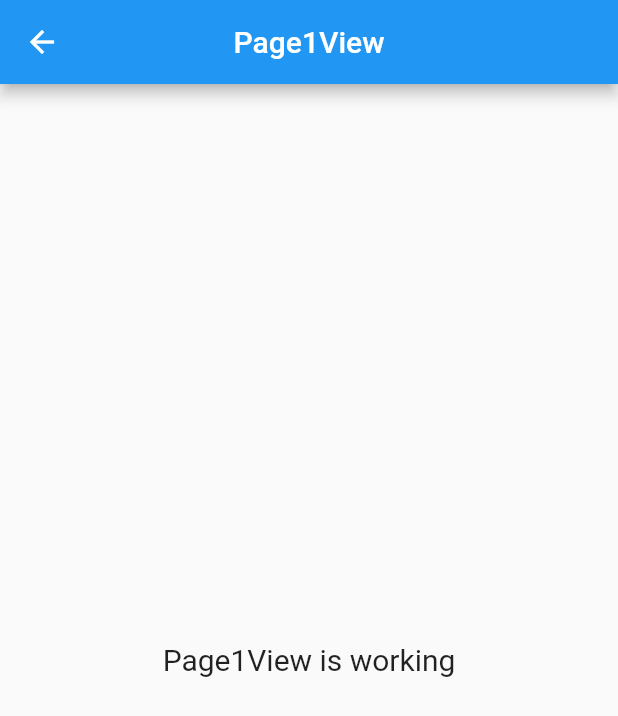
After one commit to tush23/flutter_application, a Flutter app: the Page1View screen opened by its route, on a phone screen of 412 x 824 dp. The commit adds this screen. Shown: the top 716 px of the screen. Run offline on Flutter 3.47's test engine with Material 2 defaults, Android fonts, the phone set to English and light mode, and no system bars; our stand-ins replace get.

Commit message:
ui changes 1.0

```diff
--- /dev/null
+++ b/lib/app/modules/page1/views/page1_view.dart
@@ -0,0 +1,23 @@
+import 'package:flutter/material.dart';
+
+import 'package:get/get.dart';
+
+import 'package:flutter_application_for_git_profile/app/modules/page1/controllers/page1_controller.dart';
+
+class Page1View extends GetView<Page1Controller> {
+  @override
+  Widget build(BuildContext context) {
+    return Scaffold(
+      appBar: AppBar(
+        title: Text('Page1View'),
+        centerTitle: true,
+      ),
+      body: Center(
+        child: Text(
+          'Page1View is working',
+          style: TextStyle(fontSize: 20),
+        ),
+      ),
+    );
+  }
+}
--- a/lib/app/routes/app_routes.dart
+++ b/lib/app/routes/app_routes.dart
@@ -3,8 +3,10 @@ part of 'app_pages.dart';
 
 abstract class Routes {
   static const HOME = _Paths.HOME;
+  static const PAGE1 = _Paths.PAGE1;
 }
 
 abstract class _Paths {
   static const HOME = '/home';
+  static const PAGE1 = '/page1';
 }
```
Also changed, not shown: lib/app/modules/page1/bindings/page1_binding.dart (added, +12 -0 lines), lib/app/modules/page1/controllers/page1_controller.dart (added, +14 -0 lines), lib/app/routes/app_pages.dart (+10 -4 lines).
